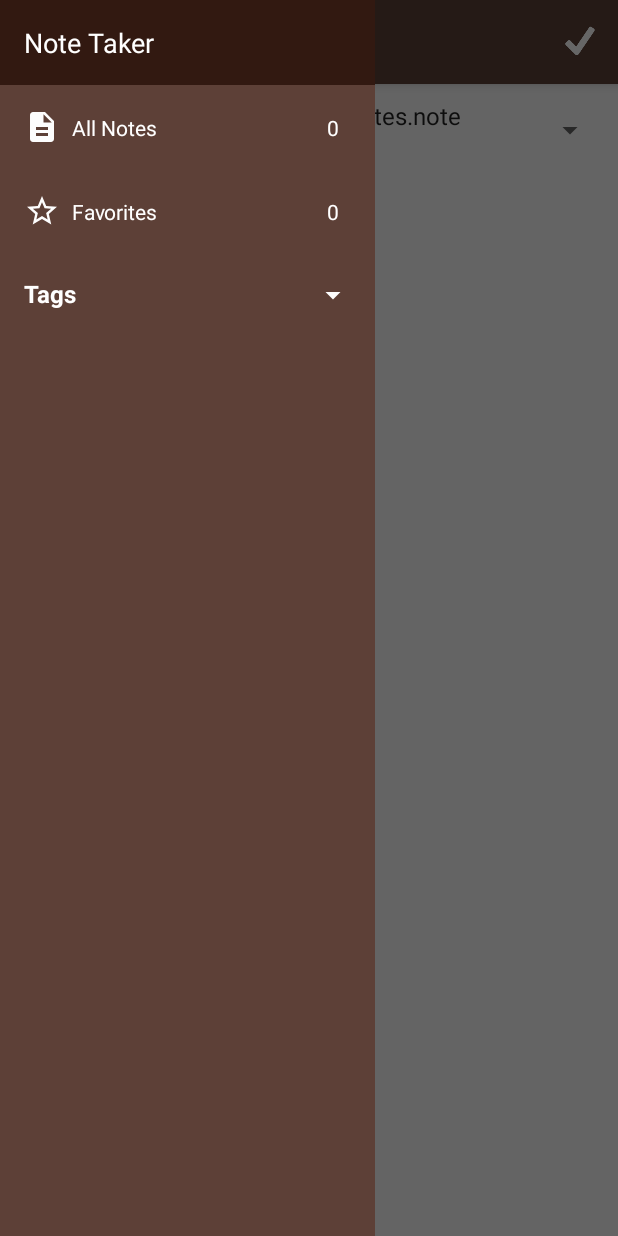
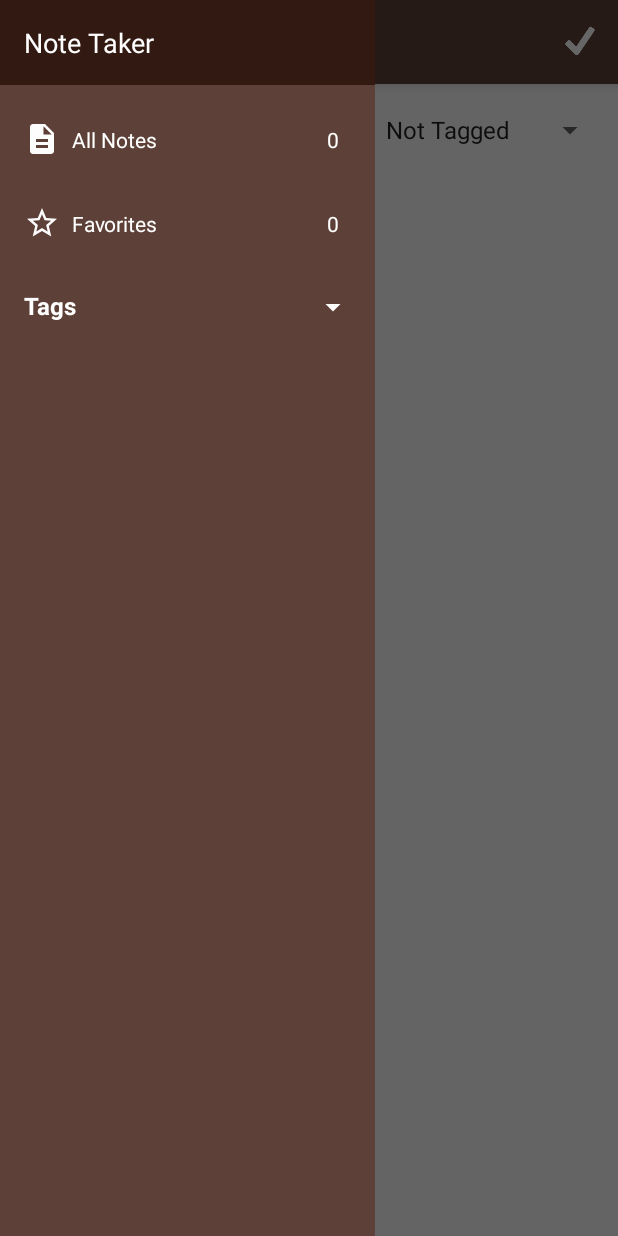
Before and after one commit to Mateaus/Note-Taking-App, an Android app: the fragment UpdateNoteFragment placed in its activity, with the side drawer open, on a phone screen of 412 x 824 dp. Run offline under Robolectric (Android 15) with nearby library versions, the phone set to English and light mode, and no system bars; our stand-ins replace ButterKnife, Room's generated code; 3 statements that could not run were skipped.

Commit message:
Fixed spinner data for updating the note.

```diff
--- a/app/src/main/java/com/example/mat/note_keeper/notes/updatenote/UpdateNoteFragment.java
+++ b/app/src/main/java/com/example/mat/note_keeper/notes/updatenote/UpdateNoteFragment.java
@@ -20,11 +20,13 @@
 import com.example.mat.note_keeper.R;
 import com.example.mat.note_keeper.mainactivity.entity.Tag;
 import com.example.mat.note_keeper.mainactivity.entity.TagCategory;
+import com.example.mat.note_keeper.mainactivity.model.DrawerLayoutMenuItem;
 import com.example.mat.note_keeper.mainactivity.ui.MainActivity;
 import com.example.mat.note_keeper.notes.note.NoteViewModel;
 import com.example.mat.note_keeper.notes.note.entity.Note;
 
 import java.util.ArrayList;
+import java.util.Collections;
 import java.util.List;
 
 import butterknife.BindView;
@@ -76,24 +78,14 @@
             }
         });
 
-        this.updateNoteViewModel.getAllTagCategories().observe(this, new Observer<List<TagCategory>>() {
+        this.updateNoteViewModel.getAllTagMenuItems().observe(this, new Observer<List<DrawerLayoutMenuItem>>() {
             @Override
-            public void onChanged(List<TagCategory> tagCategories) {
-                if (tagCategories != null) {
-                    List<Tag> tags = new ArrayList<>(tagCategories.get(0).getItems());
-
-                    ArrayAdapter<Tag> tagArrayAdapter = new ArrayAdapter<Tag>(getContext(), android.R.layout.simple_list_item_1, tags);
+            public void onChanged(List<DrawerLayoutMenuItem> drawerLayoutMenuItems) {
+                if (drawerLayoutMenuItems != null && drawerLayoutMenuItems.size() != 0) {
+                    Collections.reverse(drawerLayoutMenuItems);
+                    ArrayAdapter<DrawerLayoutMenuItem> tagArrayAdapter = new ArrayAdapter<DrawerLayoutMenuItem>(getContext(), android.R.layout.simple_list_item_1, drawerLayoutMenuItems);
                     tagArrayAdapter.setDropDownViewResource(android.R.layout.simple_spinner_dropdown_item);
                     tagS.setAdapter(tagArrayAdapter);
-
-                    // TODO: clean later
-                    String noteTag = getArguments().getString("note_tag");
-                    for (Tag tag : tags) {
-                        if (tag.getMenuItemName().equals(noteTag)) {
-                            tagS.setSelection(tagArrayAdapter.getPosition(tag));
-                            break;
-                        }
-                    }
                 }
             }
         });
--- a/app/src/main/java/com/example/mat/note_keeper/notes/updatenote/UpdateNoteViewModel.java
+++ b/app/src/main/java/com/example/mat/note_keeper/notes/updatenote/UpdateNoteViewModel.java
@@ -9,6 +9,7 @@
 import com.example.mat.note_keeper.R;
 import com.example.mat.note_keeper.mainactivity.MainRepository;
 import com.example.mat.note_keeper.mainactivity.entity.TagCategory;
+import com.example.mat.note_keeper.mainactivity.model.DrawerLayoutMenuItem;
 import com.example.mat.note_keeper.notes.note.NoteViewModel;
 import com.example.mat.note_keeper.notes.note.entity.Note;
 
@@ -50,4 +51,8 @@
     public LiveData<List<TagCategory>> getAllTagCategories() {
         return mainRepository.getAllTagCategories();
     }
+
+    public LiveData<List<DrawerLayoutMenuItem>> getAllTagMenuItems() {
+        return mainRepository.getAllTagMenuItems();
+    }
 }
--- a/app/src/main/res/layout/activity_main.xml
+++ b/app/src/main/res/layout/activity_main.xml
@@ -53,7 +53,8 @@
                 android:id="@+id/single_rv"
                 android:layout_width="match_parent"
                 android:layout_height="wrap_content"
-                android:layout_below="@+id/linearLayout" />
+                android:layout_below="@+id/linearLayout"
+                android:layout_marginTop="8dp"/>
 
             <androidx.recyclerview.widget.RecyclerView
                 android:id="@+id/expandable_rv"
--- a/app/src/main/res/layout/fragment_dialog_add_tag.xml
+++ b/app/src/main/res/layout/fragment_dialog_add_tag.xml
@@ -17,6 +17,7 @@
             android:id="@+id/tagET"
             android:layout_width="match_parent"
             android:layout_height="wrap_content"
-            android:hint="Tag" />
+            android:hint="Tag"
+            android:maxLength="12"/>
     </com.google.android.material.textfield.TextInputLayout>
 </RelativeLayout>
```
